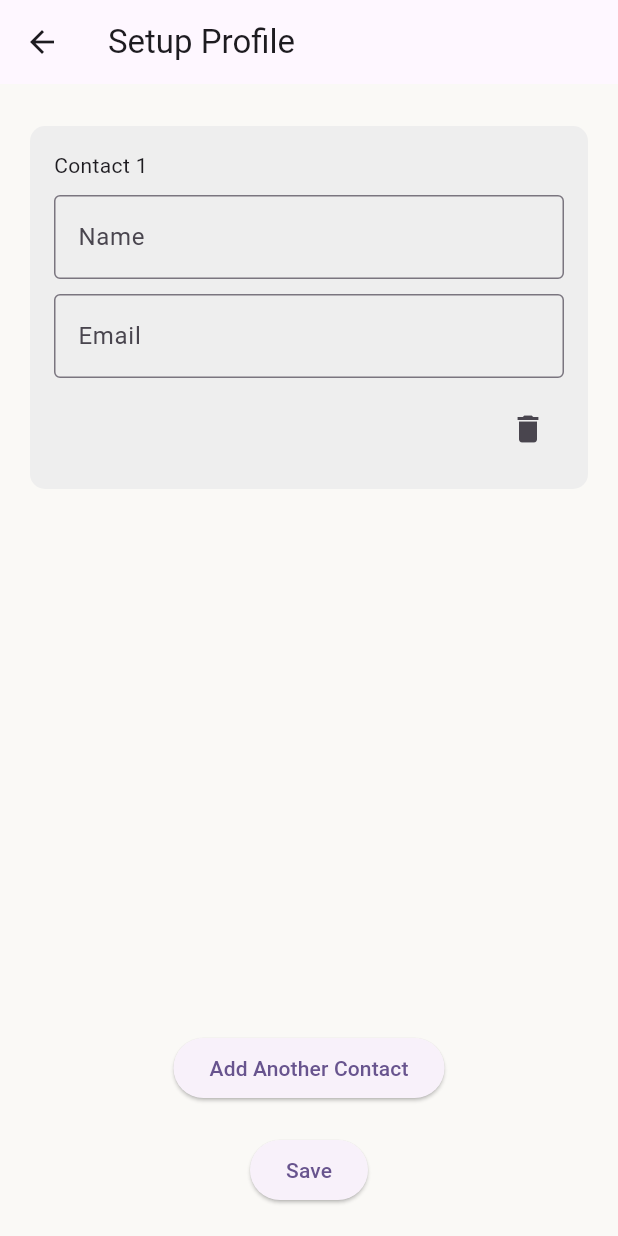
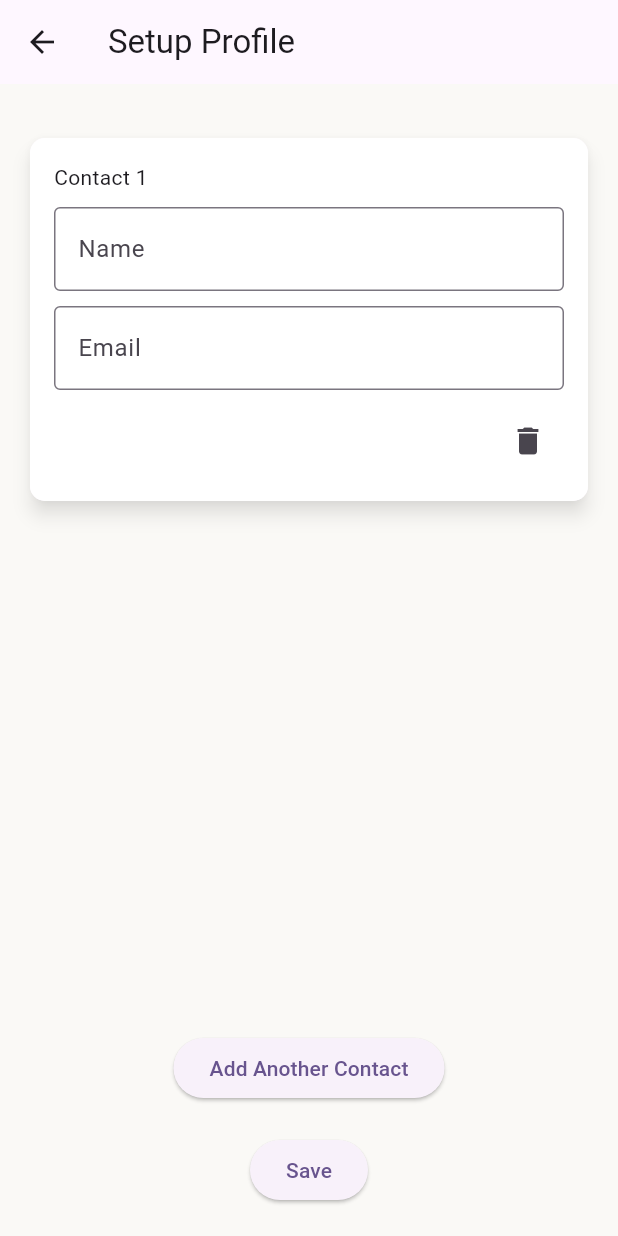
Before and after one commit to musakpg/COSense, a Flutter app: the EmergencySetupScreen screen opened directly, after a tap on "Add Another Contact", on a phone screen of 412 x 824 dp. Run offline on Flutter 3.47's test engine with Material 3 defaults, Android fonts, the phone set to English and light mode, and no system bars; our stand-ins replace charts_flutter, cloud_firestore, firebase_auth, firebase_core, firebase_database, flutter_local_notifications and 2 more; missing offline and left inert: sendgrid_mailer, workmanager; accounts and stored records are empty.

Commit message:
12 June 2024 Profile and Emergency Setting improved

```diff
--- a/lib/page/homePage.dart
+++ b/lib/page/homePage.dart
@@ -90,6 +90,7 @@ class _HomePageState extends State<HomePage> {
           child: Text(
             'Carbon Monoxide',
             textAlign: TextAlign.center,
+            style: TextStyle(fontWeight: FontWeight.bold),
           ),
         ),
         actions: [
@@ -200,7 +201,7 @@ class _HomePageState extends State<HomePage> {
               shadowColor: Colors.black.withOpacity(0.5),
               borderRadius: BorderRadius.circular(15.0), // To match the Container's shape if needed
               child: Container(
-                height: 450, // Adjusted height to accommodate additional widgets
+                height: 300, // Adjusted height to accommodate additional widgets
                 decoration: BoxDecoration(
                   color: Colors.white, // Ensure the background color is white or desired color
                   borderRadius: BorderRadius.circular(15.0), // Ensure the border radius matches
--- a/lib/page/settingEmergency.dart
+++ b/lib/page/settingEmergency.dart
@@ -83,12 +83,17 @@ class _EmergencySetupScreenState extends State<EmergencySetupScreen> {
   }
 
   Widget _buildContactContainer(int index) {
-    return Container(
-      margin: const EdgeInsets.symmetric(vertical: 8.0),
+    return Padding(
+      padding: const EdgeInsets.symmetric(vertical: 16.0), // Increase the vertical padding for more spacing
+      child: Material(
+        elevation: 5.0, // Adjust the elevation as needed
+        shadowColor: Colors.black.withOpacity(0.5),
+        borderRadius: BorderRadius.circular(10.0), // Ensure the border radius matches
+        child: Container(
           padding: const EdgeInsets.all(16.0),
           decoration: BoxDecoration(
             borderRadius: BorderRadius.circular(10.0),
-        color: Colors.grey[200],
+            color: Colors.white, // Ensure the background color is white or desired color
           ),
           child: Column(
             crossAxisAlignment: CrossAxisAlignment.start,
@@ -124,8 +129,12 @@ class _EmergencySetupScreenState extends State<EmergencySetupScreen> {
               ),
             ],
           ),
+        ),
+      ),
     );
   }
+
+
 
   Widget _buildAddContactButton() {
     return ElevatedButton(
@@ -183,7 +192,6 @@ class _EmergencySetupScreenState extends State<EmergencySetupScreen> {
         );
       });
     } catch (e) {
-      // Handle any errors
       print('Error saving emergency contacts: $e');
       ScaffoldMessenger.of(context).showSnackBar(
         SnackBar(
```
Also changed, not shown: lib/page/settingProfile.dart (+22 -4 lines). Lines whose indentation alone changed are shown as unchanged.
